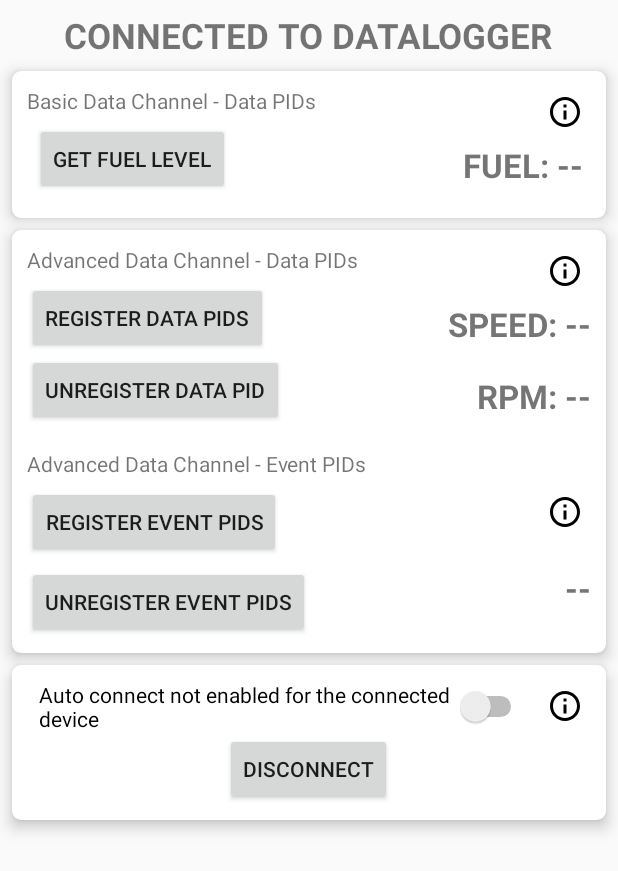
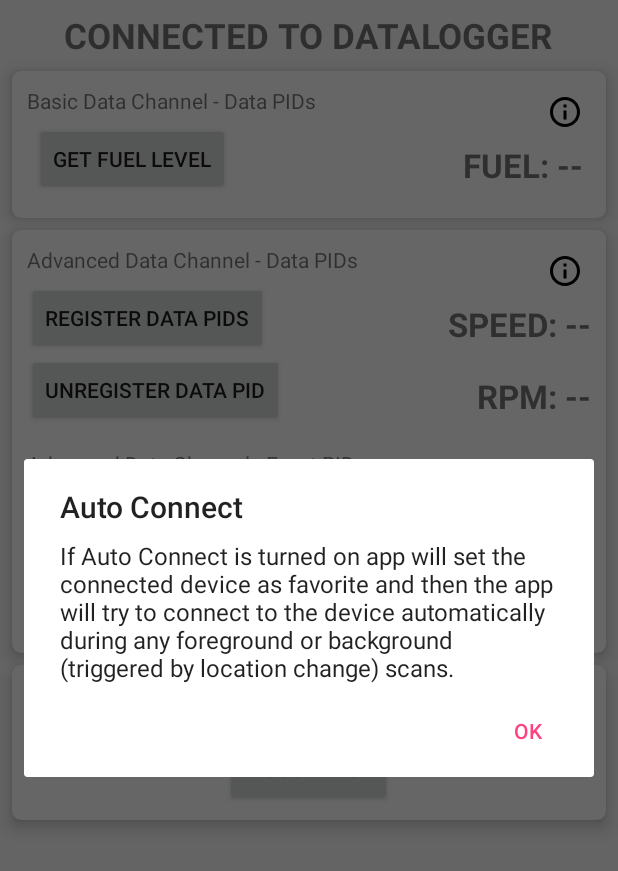
Before and after one commit to danlawinc/smartconnectsdk-android-sample-app, an Android app: the ConnectedActivity screen opened directly, with no data from a screen before it, after a tap on an icon or button, on a phone screen of 412 x 824 dp. Shown: the top 871 px of the screen. Run offline under Robolectric (Android 15) with nearby library versions, the phone set to English and light mode, and no system bars; our stand-ins replace EventBus; libraries missing offline, so code that uses them is left out: com.danlaw.smartconnectsdk; 6 statements that could not run were skipped.

Commit message:
rename and add pop up

```diff
--- a/app/src/main/java/com/danlaw/smartconnect/sdk/sampleapp/activity/ConnectedActivity.java
+++ b/app/src/main/java/com/danlaw/smartconnect/sdk/sampleapp/activity/ConnectedActivity.java
@@ -12,15 +12,15 @@ import android.widget.Switch;
 import android.widget.TextView;
 import android.widget.Toast;
 
-import com.danlaw.mobilegateway.bluetooth.BluetoothInterface;
-import com.danlaw.mobilegateway.datalogger.DataLoggerInterface;
-import com.danlaw.mobilegateway.datalogger.model.EngineRPM;
-import com.danlaw.mobilegateway.datalogger.model.FuelLevel;
-import com.danlaw.mobilegateway.datalogger.model.HardAccelerationData;
-import com.danlaw.mobilegateway.datalogger.model.HardBrakingData;
-import com.danlaw.mobilegateway.datalogger.model.VehicleSpeed;
-import com.danlaw.mobilegateway.exception.BleNotSupportedException;
-import com.danlaw.mobilegateway.exception.SdkNotAuthenticatedException;
+import com.danlaw.smartconnectsdk.bluetooth.BluetoothInterface;
+import com.danlaw.smartconnectsdk.datalogger.DataLoggerInterface;
+import com.danlaw.smartconnectsdk.datalogger.model.EngineRPM;
+import com.danlaw.smartconnectsdk.datalogger.model.FuelLevel;
+import com.danlaw.smartconnectsdk.datalogger.model.HardAccelerationData;
+import com.danlaw.smartconnectsdk.datalogger.model.HardBrakingData;
+import com.danlaw.smartconnectsdk.datalogger.model.VehicleSpeed;
+import com.danlaw.smartconnectsdk.exception.BleNotSupportedException;
+import com.danlaw.smartconnectsdk.exception.SdkNotAuthenticatedException;
 import com.danlaw.smartconnect.sdk.sampleapp.MyDemoApplication;
 import com.danlaw.smartconnect.sdk.sampleapp.R;
 import com.danlaw.smartconnect.sdk.sampleapp.events.BasicDataReceivedEvent;
@@ -35,9 +35,9 @@ import org.greenrobot.eventbus.ThreadMode;
 
 import java.util.ArrayList;
 
-import static com.danlaw.mobilegateway.datalogger.DataLoggerInterface.PID_ENGINE_RPM;
-import static com.danlaw.mobilegateway.datalogger.DataLoggerInterface.PID_VEHICLE_SPEED;
-import static com.danlaw.mobilegateway.datalogger.IDataLoggerCallback.RESPONSE_SUCCESS;
+import static com.danlaw.smartconnectsdk.datalogger.DataLoggerInterface.PID_ENGINE_RPM;
+import static com.danlaw.smartconnectsdk.datalogger.DataLoggerInterface.PID_VEHICLE_SPEED;
+import static com.danlaw.smartconnectsdk.datalogger.IDataLoggerCallback.RESPONSE_SUCCESS;
 
 public class ConnectedActivity extends AppCompatActivity {
 
@@ -330,6 +330,18 @@ public class ConnectedActivity extends AppCompatActivity {
                         }).setCancelable(true)
                         .show();
                 break;
+            case R.id.autoConnectInfo:
+                new AlertDialog.Builder(ConnectedActivity.this)
+                        .setTitle(R.string.autoconnect_header)
+                        .setMessage(R.string.autoconnect_info)
+                        .setPositiveButton(R.string.ok_button, new DialogInterface.OnClickListener() {
+                            @Override
+                            public void onClick(DialogInterface dialog, int which) {
+                                dialog.dismiss();
+                            }
+                        }).setCancelable(true)
+                        .show();
+                break;
             default:
                 break;
         }
```
